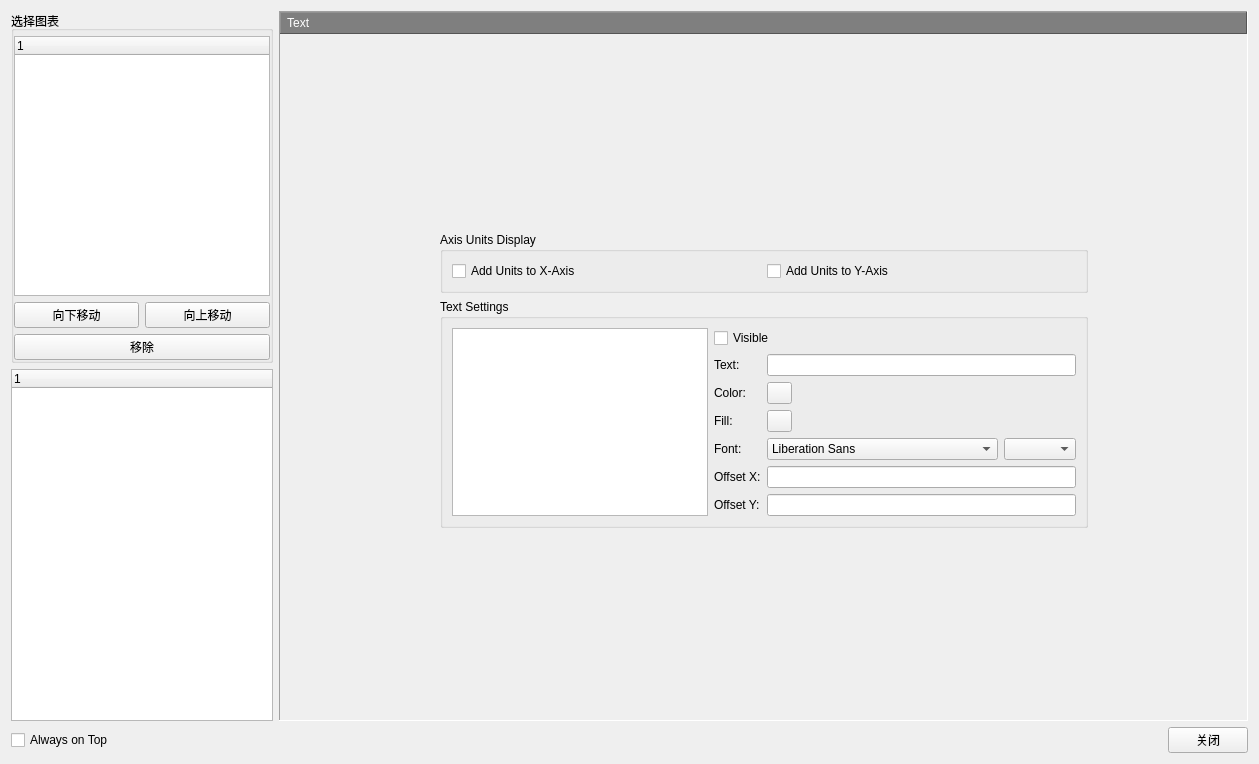
Old version of the form PlotManager.ui in the repository whatudone/plotxy.
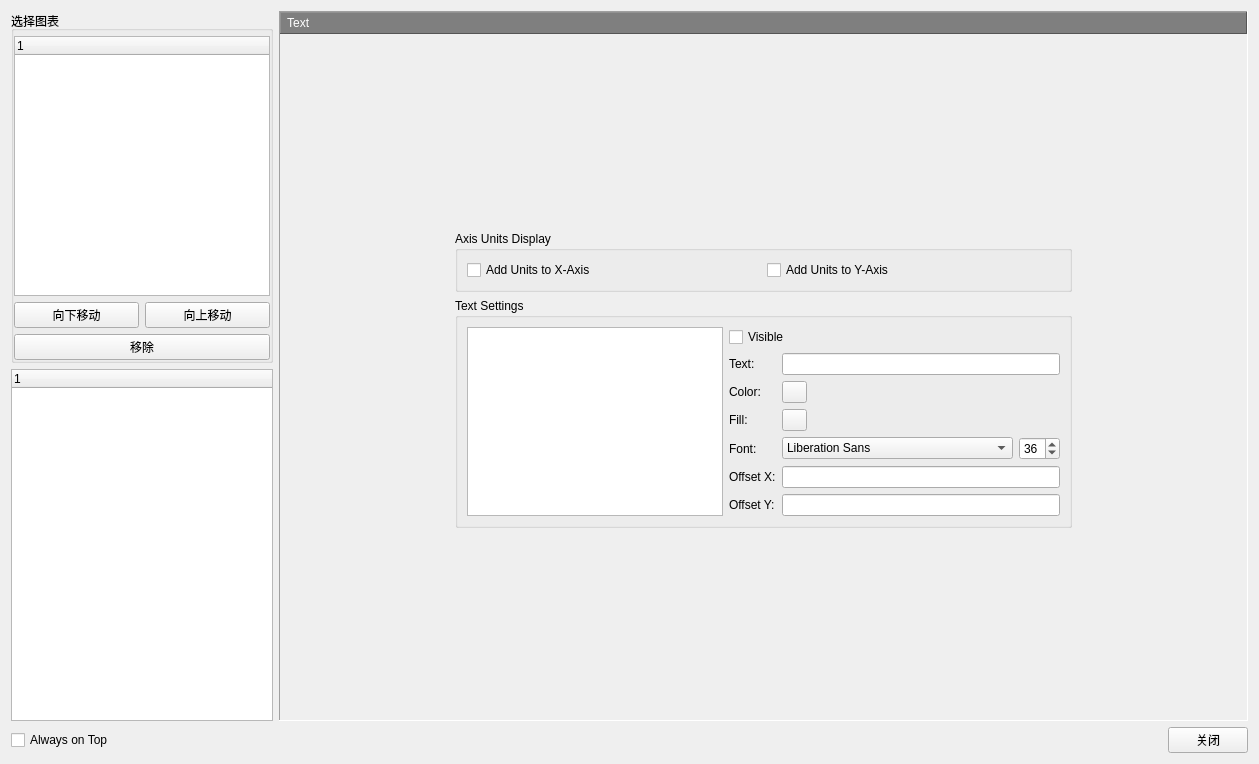
New version of the form. The open tabs and pages were chosen to show the change. Custom widgets are drawn as their Qt base class.

Diff of the .ui file:
```diff
--- a/PlotManager.ui
+++ b/PlotManager.ui
@@ -1928,7 +1928,11 @@
                  </widget>
                 </item>
                 <item row="4" column="3">
-                 <widget class="QComboBox" name="comboBox_Text_fontSize"/>
+                 <widget class="QSpinBox" name="spinBox_FontSize">
+                  <property name="value">
+                   <number>36</number>
+                  </property>
+                 </widget>
                 </item>
                </layout>
               </item>
```
Left out of the diff: 152 changed lines with no effect on the pictures.
